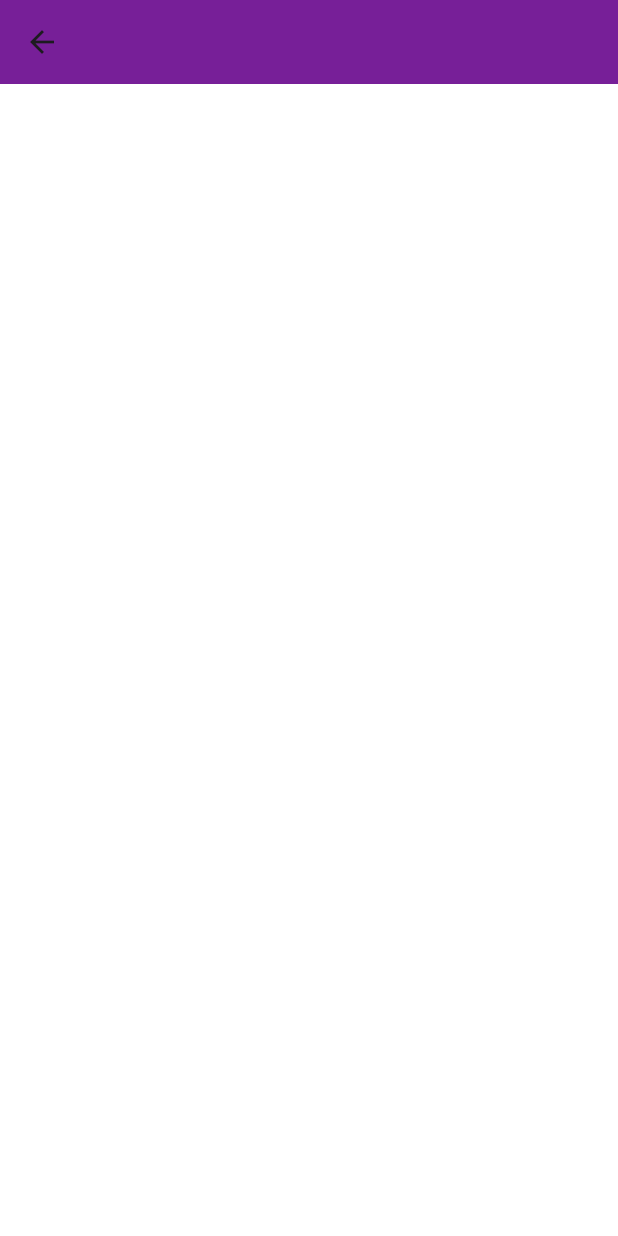
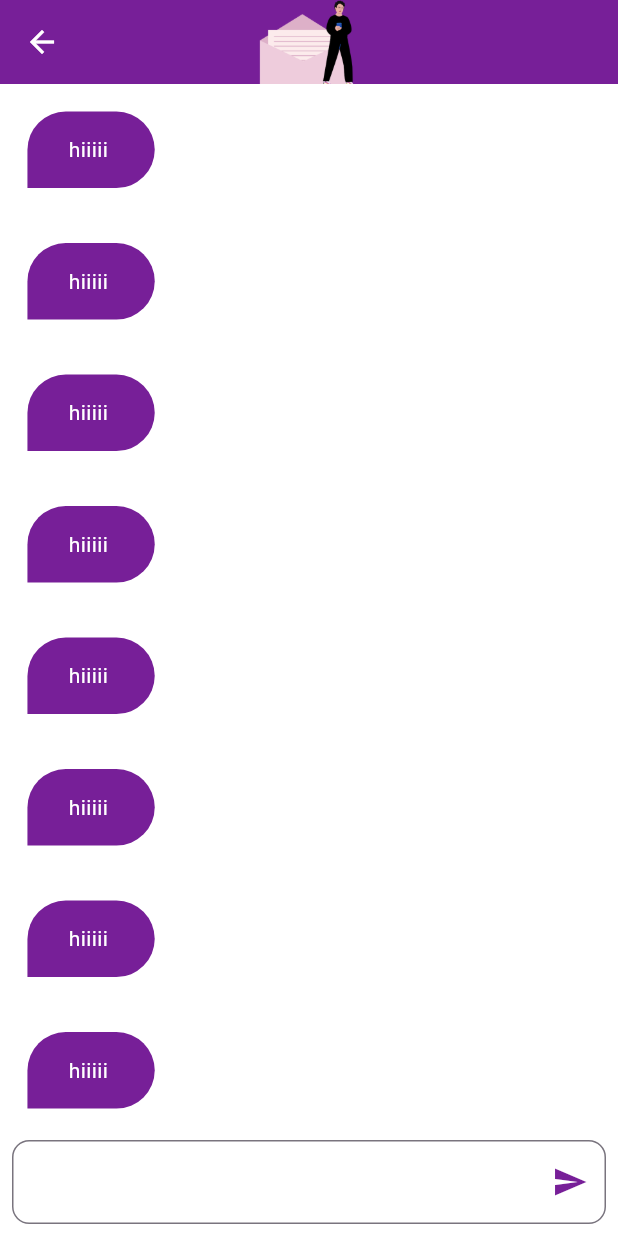
Before and after one commit to radwaadel17/Chat_APP, a Flutter app: the ChatPage screen opened by its route, on a phone screen of 412 x 824 dp. Run offline on Flutter 3.47's test engine with Material 3 defaults, Android fonts, the phone set to English and light mode, and no system bars; our stand-ins replace cloud_firestore, firebase_auth, firebase_core, flutter_screenutil, modal_progress_hud_nsn; accounts and stored records are empty.

Commit message:
Add Bubble widget

```diff
--- a/app/lib/views/chatPage.dart
+++ b/app/lib/views/chatPage.dart
@@ -1,5 +1,7 @@
+import 'package:app/widgets/chatBubble.dart';
 import 'package:app/constants.dart';
 import 'package:flutter/material.dart';
+import 'package:flutter_screenutil/flutter_screenutil.dart';
 
 class ChatPage extends StatelessWidget {
   const ChatPage({super.key});
@@ -10,7 +12,48 @@ class ChatPage extends StatelessWidget {
       backgroundColor: Colors.white,
       appBar: AppBar(
         backgroundColor: KColor,
+        leading: const Icon(
+         Icons.arrow_back,
+         color: Colors.white,
+        ),
+        title: Padding(
+          padding:  EdgeInsets.symmetric(horizontal: 80.w),
+          child: SizedBox(
+            height: 60.h,
+            child: const Row(
+              children: [
+                  Image(image: AssetImage('assets/images/Stuck at Home - Mailing List.png')),
+              ],
+            ),
+          ),
+        ),
       ),
+      body: Column(
+        children: [
+          Expanded(
+            child: ListView.builder(
+              itemCount: 10,
+              itemBuilder: (context , index) {
+              return chatBubble();
+            }),
+          ),
+           Padding(
+             padding: const EdgeInsets.all(8.0),
+             child: TextField(
+              decoration: InputDecoration(
+                border: OutlineInputBorder(
+                    borderSide: const BorderSide(
+                      color: KColor,
+                    ),
+                    borderRadius: BorderRadius.circular(10.r),
+                ),
+                suffixIcon: IconButton(onPressed: (){}, icon:  const Icon(Icons.send),
+                  color: KColor,)
+              ),
+           ),
+           ),
+        ],
+      )
     );
   }
 }
--- a/app/lib/views/sign in view.dart
+++ b/app/lib/views/sign in view.dart
@@ -1,4 +1,4 @@
-import 'package:app/Componets/Text%20field%20design.dart';
+import 'package:app/widgets/Text%20field%20design.dart';
 import 'package:app/constants.dart';
 import 'package:app/views/sign%20up%20view.dart';
 import 'package:flutter/material.dart';
@@ -119,9 +119,6 @@ class _SignInState extends State<SignIn> {
 
                       });
                     }
-                    else{
-
-                    }
                   },
                   style: ElevatedButton.styleFrom(
                     backgroundColor: KColor,
--- a/app/lib/views/sign up view.dart
+++ b/app/lib/views/sign up view.dart
@@ -1,5 +1,5 @@
 import 'package:flutter/material.dart';
-import '../Componets/Text field design.dart';
+import '../widgets/Text field design.dart';
 import 'package:firebase_auth/firebase_auth.dart';
 import 'package:flutter_screenutil/flutter_screenutil.dart';
 import 'package:modal_progress_hud_nsn/modal_progress_hud_nsn.dart';
--- /dev/null
+++ b/app/lib/widgets/chatBubble.dart
@@ -0,0 +1,31 @@
+import 'package:app/constants.dart';
+import 'package:flutter/material.dart';
+import 'package:flutter_screenutil/flutter_screenutil.dart';
+import 'package:cloud_firestore/cloud_firestore.dart';
+class chatBubble extends StatelessWidget {
+  const chatBubble({
+    super.key,
+  });
+
+  @override
+  Widget build(BuildContext context) {
+    return Align(
+      alignment: Alignment.centerLeft,
+      child: Padding(
+        padding: EdgeInsets.all(16.r),
+        child: Container(
+
+          padding: EdgeInsets.symmetric(horizontal: 24.w , vertical: 13.h),
+          decoration:  BoxDecoration(
+            color: KColor,
+            borderRadius: BorderRadiusDirectional.only(topStart: Radius.circular(30.r) ,
+             topEnd: Radius.circular(30.r)  ,
+             bottomEnd: Radius.circular(30.r)  ,
+            )
+          ),
+          child: Text("hiiiii " , style: TextStyle(color: Colors.white),),
+        ),
+      ),
+    );
+  }
+}
--- a/app/pubspec.yaml
+++ b/app/pubspec.yaml
@@ -39,6 +39,7 @@ dependencies:
   firebase_core: ^3.3.0
   firebase_auth: ^5.3.0
   modal_progress_hud_nsn: ^0.5.1
+  cloud_firestore: ^5.4.2
 
 dev_dependencies:
   flutter_test:
```
Also changed, not shown: app/assets/images/Stuck at Home - Mailing List.png (added), app/lib/widgets/Text field design.dart (renamed from app/lib/Componets/Text field design.dart), app/pubspec.lock, 3 other files.
